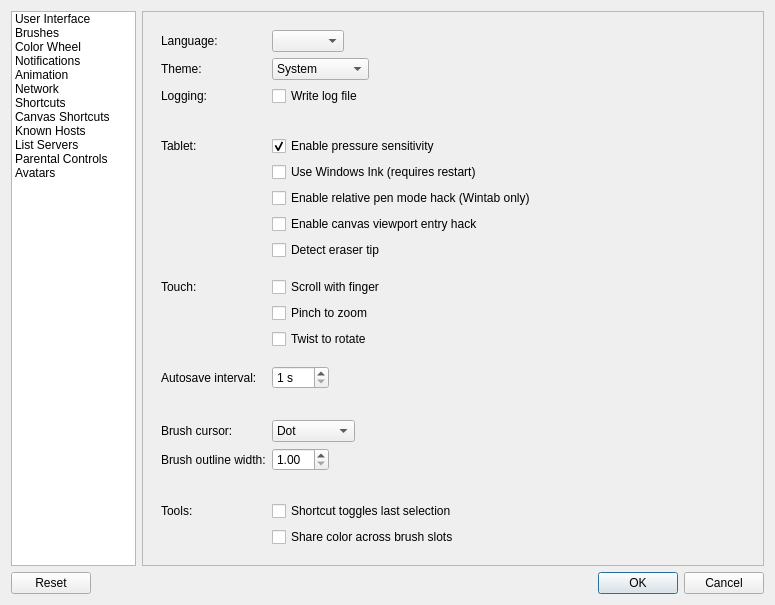
This is src/desktop/ui/settings.ui in csnover/Drawpile as Qt 5 draws it before an edit. The edited form follows.
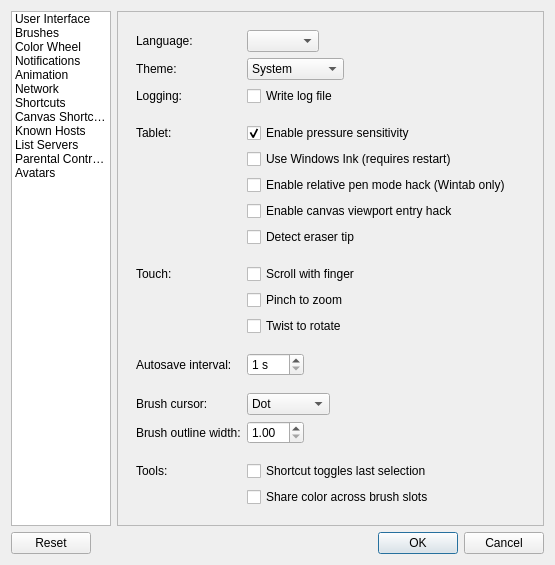
This is the edited form. Icons and pictures are not drawn. Custom widgets are drawn as their Qt base class.

Diff of the .ui file:
```diff
--- a/src/desktop/ui/settings.ui
+++ b/src/desktop/ui/settings.ui
@@ -14,10 +14,25 @@
    <string>Preferences</string>
   </property>
   <layout class="QVBoxLayout">
+   <property name="sizeConstraint">
+    <enum>QLayout::SetFixedSize</enum>
+   </property>
    <item>
-    <layout class="QHBoxLayout" stretch="1,5">
+    <layout class="QHBoxLayout">
      <item>
       <widget class="QListWidget" name="pager">
+       <property name="sizePolicy">
+        <sizepolicy hsizetype="Minimum" vsizetype="Expanding">
+         <horstretch>0</horstretch>
+         <verstretch>0</verstretch>
+        </sizepolicy>
+       </property>
+       <property name="horizontalScrollBarPolicy">
+        <enum>Qt::ScrollBarAlwaysOff</enum>
+       </property>
+       <property name="sizeAdjustPolicy">
+        <enum>QAbstractScrollArea::AdjustToContents</enum>
+       </property>
        <item>
         <property name="text">
          <string>User Interface</string>
@@ -97,7 +112,7 @@
           <widget class="QWidget" name="stackedWidgetPage1">
            <layout class="QFormLayout" name="formLayout_2">
             <property name="fieldGrowthPolicy">
-             <enum>QFormLayout::ExpandingFieldsGrow</enum>
+             <enum>QFormLayout::FieldsStayAtSizeHint</enum>
             </property>
             <item row="2" column="0">
              <widget class="QLabel">
```
